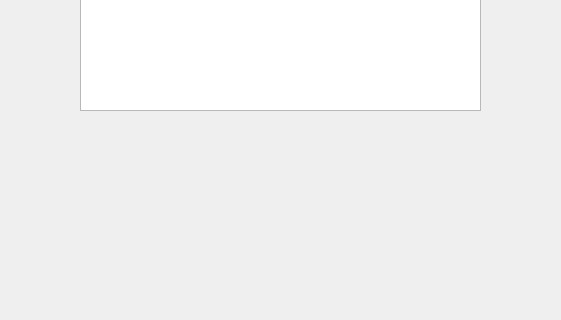
ChienErhLin/Lab405-Qt, file Lesson2/Mini_Wiki/mainwindow.ui: the form before one commit; both pictures show x 580 to 1141 and y 497 to 817 of the 1230 by 900 pixel window.
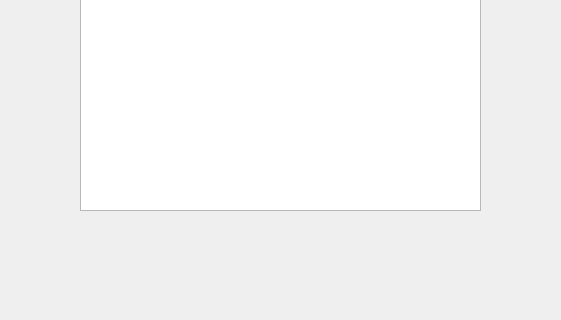
The form after the commit.

Commit message:
update mini wiki
update mini wiki

```diff
--- a/Lesson2/Mini_Wiki/mainwindow.ui
+++ b/Lesson2/Mini_Wiki/mainwindow.ui
@@ -54,7 +54,7 @@
       <x>660</x>
       <y>140</y>
       <width>401</width>
-      <height>451</height>
+      <height>551</height>
      </rect>
     </property>
    </widget>
```
The commit also changes 1 other file.
